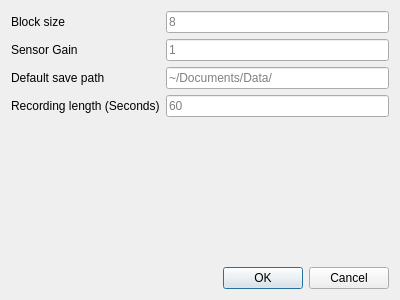
Old version of the form preferences.ui in the repository Aavu/GoogleArmEMGMonitor.
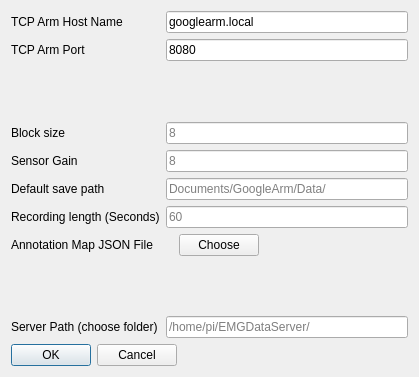
New version of the form.

```diff
--- a/preferences.ui
+++ b/preferences.ui
@@ -6,24 +6,90 @@
    <rect>
     <x>0</x>
     <y>0</y>
-    <width>400</width>
-    <height>300</height>
+    <width>419</width>
+    <height>377</height>
    </rect>
   </property>
   <property name="windowTitle">
    <string>Dialog</string>
   </property>
-  <layout class="QVBoxLayout" name="verticalLayout">
-   <item>
+  <layout class="QFormLayout" name="formLayout_2">
+   <item row="1" column="0">
+    <widget class="QDialogButtonBox" name="buttonBox">
+     <property name="layoutDirection">
+      <enum>Qt::LeftToRight</enum>
+     </property>
+     <property name="orientation">
+      <enum>Qt::Horizontal</enum>
+     </property>
+     <property name="standardButtons">
+      <set>QDialogButtonBox::Cancel|QDialogButtonBox::Ok</set>
+     </property>
+     <property name="centerButtons">
+      <bool>false</bool>
+     </property>
+    </widget>
+   </item>
+   <item row="0" column="0" colspan="2">
     <layout class="QFormLayout" name="formLayout">
+     <property name="fieldGrowthPolicy">
+      <enum>QFormLayout::ExpandingFieldsGrow</enum>
+     </property>
      <item row="0" column="0">
+      <widget class="QLabel" name="label_5">
+       <property name="text">
+        <string>TCP Arm Host Name</string>
+       </property>
+      </widget>
+     </item>
+     <item row="0" column="1">
+      <widget class="QLineEdit" name="le_host">
+       <property name="text">
+        <string>googlearm.local</string>
+       </property>
+       <property name="placeholderText">
+        <string>googlearm.local</string>
+       </property>
+      </widget>
+     </item>
+     <item row="1" column="0">
+      <widget class="QLabel" name="label_6">
+       <property name="text">
+        <string>TCP Arm Port</string>
+       </property>
+      </widget>
+     </item>
+     <item row="1" column="1">
+      <widget class="QLineEdit" name="le_port">
+       <property name="text">
+        <string>8080</string>
+       </property>
+       <property name="placeholderText">
+        <string>8080</string>
+       </property>
+      </widget>
+     </item>
+     <item row="2" column="0" colspan="2">
+      <spacer name="verticalSpacer">
+       <property name="orientation">
+        <enum>Qt::Vertical</enum>
+       </property>
+       <property name="sizeHint" stdset="0">
+        <size>
+         <width>20</width>
+         <height>40</height>
+        </size>
+       </property>
+      </spacer>
+     </item>
+     <item row="3" column="0">
       <widget class="QLabel" name="label">
        <property name="text">
         <string>Block size</string>
        </property>
       </widget>
      </item>
-     <item row="0" column="1">
+     <item row="3" column="1">
       <widget class="QLineEdit" name="le_blockSize">
        <property name="maxLength">
         <number>4</number>
@@ -33,69 +99,126 @@
        </property>
       </widget>
      </item>
-     <item row="1" column="0">
+     <item row="4" column="0">
       <widget class="QLabel" name="label_2">
        <property name="text">
         <string>Sensor Gain</string>
        </property>
       </widget>
      </item>
-     <item row="1" column="1">
+     <item row="4" column="1">
       <widget class="QLineEdit" name="le_gain">
        <property name="maxLength">
         <number>3</number>
        </property>
        <property name="placeholderText">
-        <string>1</string>
+        <string>8</string>
        </property>
       </widget>
      </item>
-     <item row="2" column="0">
+     <item row="5" column="0">
       <widget class="QLabel" name="label_3">
        <property name="text">
         <string>Default save path</string>
        </property>
       </widget>
      </item>
-     <item row="2" column="1">
+     <item row="5" column="1">
       <widget class="QLineEdit" name="le_savePath">
        <property name="placeholderText">
-        <string>~/Documents/Data/</string>
+        <string>Documents/GoogleArm/Data/</string>
        </property>
       </widget>
      </item>
-     <item row="3" column="1">
-      <widget class="QLineEdit" name="le_recordingLength">
-       <property name="text">
-        <string/>
-       </property>
-       <property name="maxLength">
-        <number>3</number>
-       </property>
-       <property name="placeholderText">
-        <string>60</string>
-       </property>
-      </widget>
-     </item>
-     <item row="3" column="0">
+     <item row="6" column="0">
       <widget class="QLabel" name="label_4">
        <property name="text">
         <string>Recording length (Seconds)</string>
        </property>
       </widget>
      </item>
+     <item row="6" column="1">
+      <widget class="QLineEdit" name="le_recordingLength">
+       <property name="text">
+        <string/>
+       </property>
+       <property name="maxLength">
+        <number>3</number>
+       </property>
+       <property name="placeholderText">
+        <string>60</string>
+       </property>
+      </widget>
+     </item>
+     <item row="7" column="0">
+      <widget class="QLabel" name="label_8">
+       <property name="text">
+        <string>Annotation Map JSON File</string>
+       </property>
+      </widget>
+     </item>
+     <item row="8" column="0" colspan="2">
+      <spacer name="verticalSpacer_2">
+       <property name="orientation">
+        <enum>Qt::Vertical</enum>
+       </property>
+       <property name="sizeHint" stdset="0">
+        <size>
+         <width>20</width>
+         <height>40</height>
+        </size>
+       </property>
+      </spacer>
+     </item>
+     <item row="9" column="0">
+      <widget class="QLabel" name="label_7">
+       <property name="text">
+        <string>Server Path (choose folder)</string>
+       </property>
+      </widget>
+     </item>
+     <item row="9" column="1">
+      <widget class="QLineEdit" name="le_serverPath">
+       <property name="sizePolicy">
+        <sizepolicy hsizetype="Expanding" vsizetype="Fixed">
+         <horstretch>0</horstretch>
+         <verstretch>0</verstretch>
+        </sizepolicy>
+       </property>
+       <property name="text">
+        <string/>
+       </property>
+       <property name="placeholderText">
+        <string>/home/pi/EMGDataServer/</string>
+       </property>
+      </widget>
+     </item>
+     <item row="7" column="1">
+      <layout class="QHBoxLayout" name="horizontalLayout">
+       <item>
+        <widget class="QLabel" name="annotationMapFilePath">
+         <property name="text">
+          <string/>
+         </property>
+        </widget>
+       </item>
+       <item>
+        <widget class="QPushButton" name="btn_annotationMapFilePath">
+         <property name="sizePolicy">
+          <sizepolicy hsizetype="Fixed" vsizetype="Fixed">
+           <horstretch>0</horstretch>
+           <verstretch>0</verstretch>
+          </sizepolicy>
+         </property>
+         <property name="text">
+          <string>Choose</string>
+         </property>
+        </widget>
+       </item>
+      </layout>
+     </item>
     </layout>
    </item>
-   <item>
-    <widget class="QDialogButtonBox" name="buttonBox">
-     <property name="orientation">
-      <enum>Qt::Horizontal</enum>
-     </property>
-     <property name="standardButtons">
-      <set>QDialogButtonBox::Cancel|QDialogButtonBox::Ok</set>
-     </property>
-    </widget>
-   </item>
   </layout>
  </widget>
  <resources/>
```
